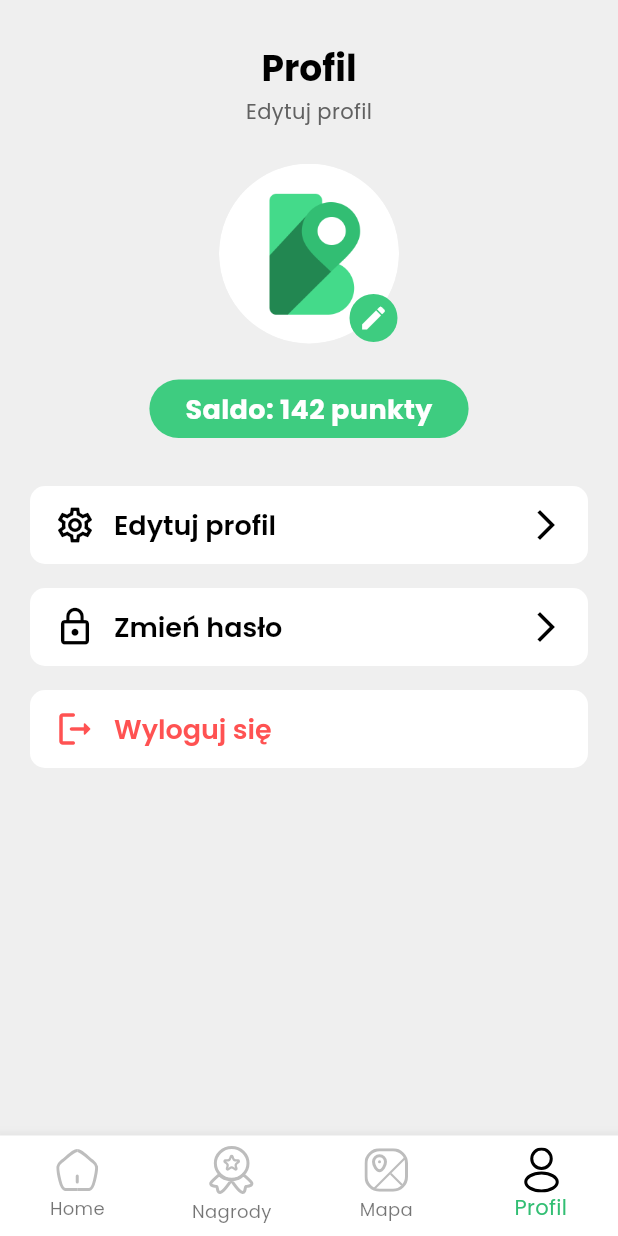
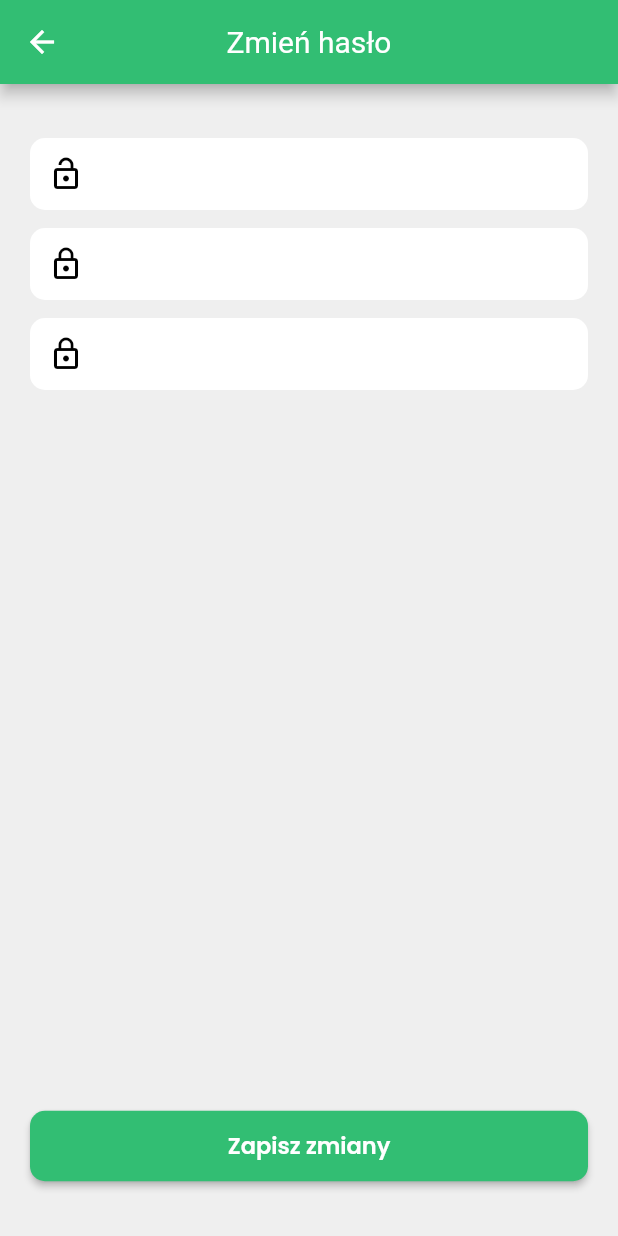
Before and after one commit to gonciuu/scanningworld, a Flutter app: the HomeWrapper screen opened by its route, item 4 of the bottom bar chosen, after a tap on "Zmień hasło", on a phone screen of 412 x 824 dp. Run offline on Flutter 3.47's test engine with Material 2 defaults, Android fonts, the phone set to English and light mode, and no system bars; drawn by our look-alikes of flutter_platform_widgets; our stand-ins replace dio, flutter_map, flutter_secure_storage, flutter_svg, google_fonts, latlong2 and 3 more; missing offline and left inert: flutter_map_marker_popup; accounts and stored records are empty; network calls fail; statements that could not run were skipped.

Commit message:
create change password screen

```diff
--- a/app/lib/main.dart
+++ b/app/lib/main.dart
@@ -3,6 +3,7 @@ import 'package:flutter/material.dart';
 import 'package:flutter/services.dart';
 import 'package:flutter_platform_widgets/flutter_platform_widgets.dart';
 import 'package:scanning_world/data/remote/providers/regions_provider.dart';
+import 'package:scanning_world/screens/profile/change_password_screen.dart';
 import 'data/remote/providers/auth_provider.dart';
 import 'screens/wrappers/auth_wrapper.dart';
 import 'screens/forgot_password_screen.dart';
@@ -54,7 +55,8 @@ class MyApp extends StatelessWidget {
           HomeWrapper.routeName: (context) => const HomeWrapper(),
 
           EnterPinCodeScreen.routeName: (context) =>
-               EnterPinCodeScreen(),
+               const EnterPinCodeScreen(),
+          ChangePasswordScreen.routeName: (context) => const ChangePasswordScreen(),
         },
         initialRoute: '/',
       ),
--- a/app/lib/screens/home/profile_screen.dart
+++ b/app/lib/screens/home/profile_screen.dart
@@ -1,16 +1,13 @@
 import 'package:flutter/cupertino.dart';
 import 'package:flutter/material.dart';
 import 'package:flutter_platform_widgets/flutter_platform_widgets.dart';
-import 'package:provider/provider.dart';
-import 'package:scanning_world/data/remote/providers/auth_provider.dart';
-import 'package:scanning_world/screens/sign_in_screen.dart';
 import 'package:scanning_world/theme/theme.dart';
-import 'package:scanning_world/widgets/common/custom_progress_indicator.dart';
 import 'package:scanning_world/widgets/common/small_subtitle.dart';
 import 'package:scanning_world/widgets/home/profile/settings_row.dart';
 import 'package:scanning_world/widgets/home/profile/sign_out.dart';
 
 import '../../widgets/common/big_title.dart';
+import '../profile/change_password_screen.dart';
 
 class ProfileScreen extends StatefulWidget {
   const ProfileScreen({Key? key}) : super(key: key);
@@ -84,7 +81,8 @@ class _ProfileScreenState extends State<ProfileScreen> {
                       material: Icons.settings_outlined,
                       cupertino: CupertinoIcons.settings,
                     ),
-                    onTap: () {},
+                    onTap: () {
+                    },
                   ),
                   const SizedBox(
                     height: 16,
@@ -95,7 +93,9 @@ class _ProfileScreenState extends State<ProfileScreen> {
                       material: Icons.lock_outline,
                       cupertino: CupertinoIcons.lock_shield,
                     ),
-                    onTap: () {},
+                    onTap: () {
+                      Navigator.of(context).pushNamed(ChangePasswordScreen.routeName);
+                    },
                   ),
                   const SizedBox(
                     height: 16,
--- /dev/null
+++ b/app/lib/screens/profile/change_password_screen.dart
@@ -0,0 +1,173 @@
+import 'dart:io';
+
+import 'package:flutter/cupertino.dart';
+import 'package:flutter/material.dart';
+import 'package:flutter_platform_widgets/flutter_platform_widgets.dart';
+import 'package:scanning_world/theme/widgets_base_theme.dart';
+
+class ChangePasswordScreen extends StatefulWidget {
+  const ChangePasswordScreen({Key? key}) : super(key: key);
+
+  static const String routeName = '/change_password';
+
+  @override
+  State<ChangePasswordScreen> createState() => _ChangePasswordScreenState();
+}
+
+class ChangePasswordData {
+  String oldPassword = '';
+  String newPassword = '';
+  String newPasswordRepeat = '';
+}
+
+class _ChangePasswordScreenState extends State<ChangePasswordScreen> {
+  final ChangePasswordData _changePasswordData = ChangePasswordData();
+
+  @override
+  Widget build(BuildContext context) {
+    final Widget oldPasswordField = PlatformTextFormField(
+      onChanged: (value) => _changePasswordData.oldPassword = value,
+      validator: (value) {
+        if (value == null || value.isEmpty) {
+          return 'To pole nie może być puste';
+        }
+        return null;
+      },
+      cupertino: (_, __) => cupertinoTextFieldDecoration(
+          prefix: const Padding(
+        padding: EdgeInsets.only(top: 8, bottom: 8, left: 8, right: 4),
+        child: Icon(
+          CupertinoIcons.lock_open,
+          color: Colors.black,
+        ),
+      )),
+      material: (_, __) => MaterialTextFormFieldData(
+        decoration: materialInputDecoration.copyWith(
+          prefixIcon: const Icon(
+            Icons.lock_open_outlined,
+            color: Colors.black,
+          ),
+        ),
+      ),
+      obscureText: true,
+      textInputAction: TextInputAction.next,
+      hintText: 'Stare hasło',
+    );
+
+    final Widget newPasswordField = PlatformTextFormField(
+      onChanged: (value) => _changePasswordData.newPassword = value,
+      validator: (value) {
+        if (value == null || value.isEmpty) {
+          return 'To pole nie może być puste';
+        }
+        if (value.length < 6) {
+          return 'Hasło musi mieć co najmniej 6 znaków';
+        }
+        return null;
+      },
+      obscureText: true,
+      textInputAction: TextInputAction.next,
+      hintText: 'Nowe hasło',
+      cupertino: (_, __) => cupertinoTextFieldDecoration(
+          prefix: const Padding(
+        padding: EdgeInsets.only(top: 8, bottom: 8, left: 8, right: 4),
+        child: Icon(
+          CupertinoIcons.lock,
+          color: Colors.black,
+        ),
+      )),
+      material: (_, __) => MaterialTextFormFieldData(
+        decoration: materialInputDecoration.copyWith(
+          prefixIcon: const Icon(
+            Icons.lock_outline,
+            color: Colors.black,
+          ),
+        ),
+      ),
+    );
+
+    final Widget confirmNewPasswordField = PlatformTextFormField(
+      onChanged: (value) => _changePasswordData.newPasswordRepeat = value,
+      validator: (value) {
+        if (value == null || value.isEmpty) {
+          return 'To pole nie może być puste';
+        }
+        if (value != _changePasswordData.newPassword) {
+          return 'Hasła nie są takie same';
+        }
+        return null;
+      },
+      obscureText: true,
+      textInputAction: TextInputAction.done,
+      hintText: 'Powtórz Nowe hasło',
+      cupertino: (_, __) => cupertinoTextFieldDecoration(
+          prefix: const Padding(
+        padding: EdgeInsets.only(top: 8, bottom: 8, left: 8, right: 4),
+        child: Icon(
+          CupertinoIcons.lock,
+          color: Colors.black,
+        ),
+      )),
+      material: (_, __) => MaterialTextFormFieldData(
+        decoration: materialInputDecoration.copyWith(
+          prefixIcon: const Icon(
+            Icons.lock_outline,
+            color: Colors.black,
+          ),
+        ),
+      ),
+    );
+
+    Widget platformInputGroups = Platform.isIOS
+        ? CupertinoFormSection.insetGrouped(
+            header: const Text('Zmień hasło'),
+            margin: EdgeInsets.zero,
+            children: [
+                oldPasswordField,
+                newPasswordField,
+                confirmNewPasswordField
+              ])
+        : Column(
+            children: [
+              oldPasswordField,
+              const SizedBox(height: 12),
+              newPasswordField,
+              const SizedBox(height: 12),
+              confirmNewPasswordField,
+            ],
+          );
+
+    return PlatformScaffold(
+      appBar: PlatformAppBar(
+        title: const Text('Zmień hasło'),
+        cupertino: (_, __) => CupertinoNavigationBarData(
+          transitionBetweenRoutes: false,
+          heroTag: 'change_password',
+          previousPageTitle: 'Profil',
+        ),
+      ),
+      body: Form(
+        child: Padding(
+          padding: const EdgeInsets.symmetric(horizontal: 20, vertical: 36),
+          child: Column(
+            crossAxisAlignment: CrossAxisAlignment.start,
+            children: [
+              platformInputGroups,
+              const Spacer(),
+              SizedBox(
+                width: double.infinity,
+                child: PlatformElevatedButton(
+                  child: const Text(
+                    'Zapisz zmiany',
+                    style: TextStyle(color: Colors.white),
+                  ),
+                  onPressed: () {},
+                ),
+              )
+            ],
+          ),
+        ),
+      ),
+    );
+  }
+}
--- a/app/lib/theme/widgets_base_theme.dart
+++ b/app/lib/theme/widgets_base_theme.dart
@@ -5,7 +5,7 @@ import 'package:pinput/pinput.dart';
 import 'package:scanning_world/theme/theme.dart';
 
 CupertinoTextFormFieldData cupertinoTextFieldDecoration(
-        {required String placeholder, Widget? prefix}) =>
+        {String? placeholder, Widget? prefix}) =>
     CupertinoTextFormFieldData(
         cursorColor: primary[700],
         placeholder: placeholder,
```
Also changed, not shown: 1 other file.
